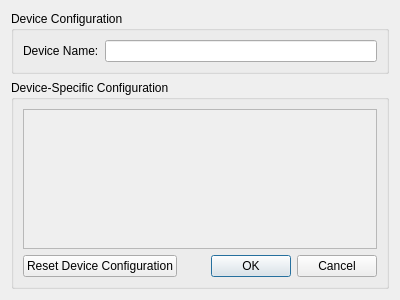
Old version of the form qt/OpenRGBDeviceEditorDialog/OpenRGBDeviceEditorDialog.ui in the repository CalcProgrammer1/OpenRGB.
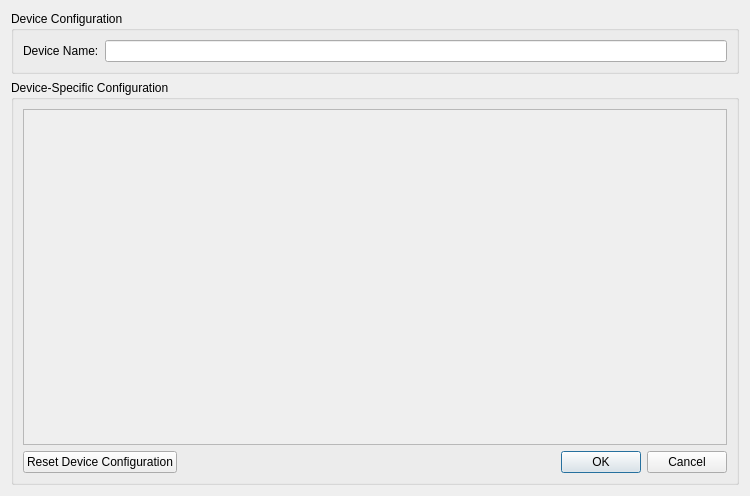
New version of the form.

Commit message: Make device editor the same size as zone editor

The edit to the form file:
```diff
--- a/qt/OpenRGBDeviceEditorDialog/OpenRGBDeviceEditorDialog.ui
+++ b/qt/OpenRGBDeviceEditorDialog/OpenRGBDeviceEditorDialog.ui
@@ -6,8 +6,8 @@
    <rect>
     <x>0</x>
     <y>0</y>
-    <width>400</width>
-    <height>300</height>
+    <width>750</width>
+    <height>496</height>
    </rect>
   </property>
   <property name="windowTitle">
@@ -67,8 +67,8 @@
           <rect>
            <x>0</x>
            <y>0</y>
-           <width>368</width>
-           <height>172</height>
+           <width>718</width>
+           <height>316</height>
           </rect>
          </property>
          <layout class="QVBoxLayout" name="ScrollAreaDeviceConfigurationLayout"/>
```
